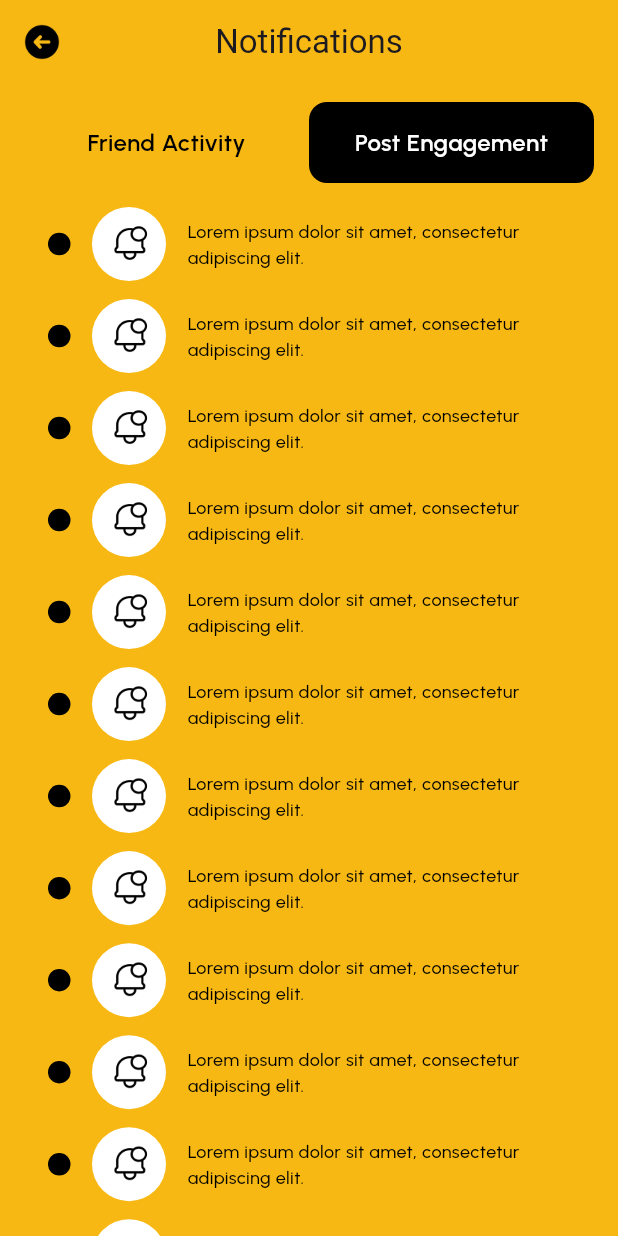
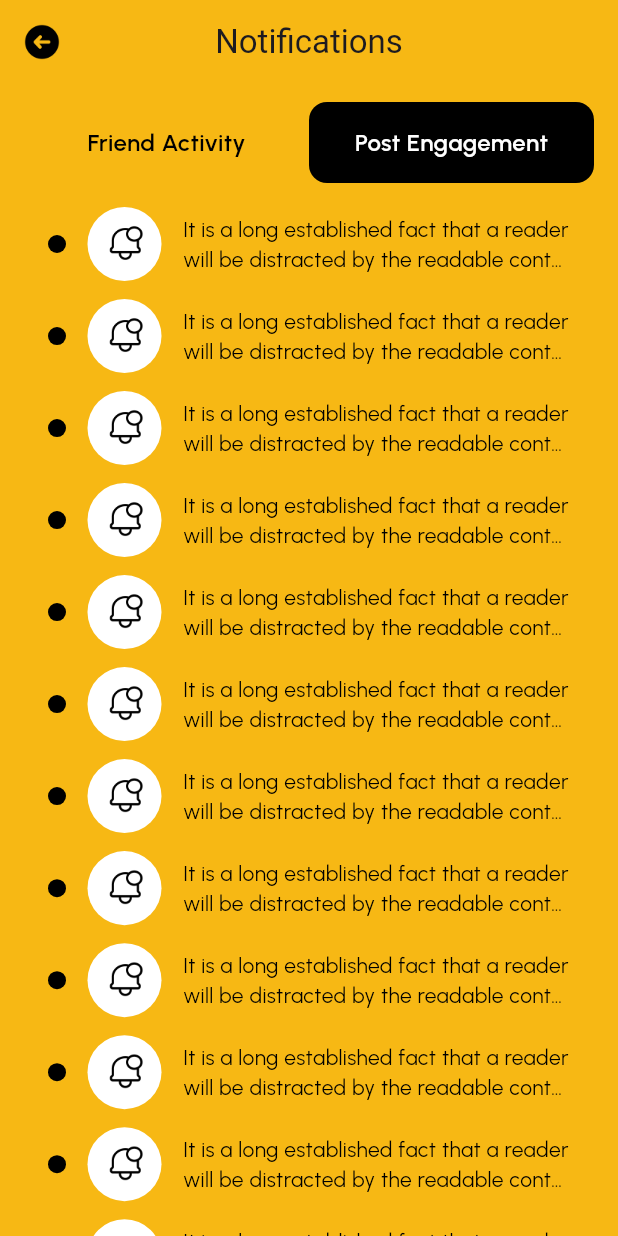
Before and after one commit to Alnur17/tails_date, a Flutter app: the NotificationsView screen opened by its route, after a tap on "Post Engagement", on a phone screen of 412 x 824 dp. Run offline on Flutter 3.47's test engine with Material 3 defaults, Android fonts, the phone set to English and light mode, and no system bars; our stand-ins replace get, google_fonts, image_picker, pin_code_fields, share_plus, smooth_page_indicator and 1 more; network calls fail.

Commit message:
made some changes

```diff
--- a/lib/app/modules/notifications/views/notifications_view.dart
+++ b/lib/app/modules/notifications/views/notifications_view.dart
@@ -230,8 +230,8 @@
             child: Row(
               children: [
                 Container(
-                  height: 15,
-                  width: 15,
+                  height: 12,
+                  width: 12,
                   decoration: ShapeDecoration(
                     shape: CircleBorder(),
                     color: AppColors.black,
@@ -253,8 +253,8 @@
                 sw12,
                 Expanded(
                   child: Text(
-                    'Lorem ipsum dolor sit amet, consectetur adipiscing elit.',
-                    style: h6.copyWith(fontWeight: FontWeight.w500),
+                    'It is a long established fact that a reader will be distracted by the readable content of a page when looking at its layout.',
+                    style: h5,
                     overflow: TextOverflow.ellipsis,
                     maxLines: 2,
                   ),
```
